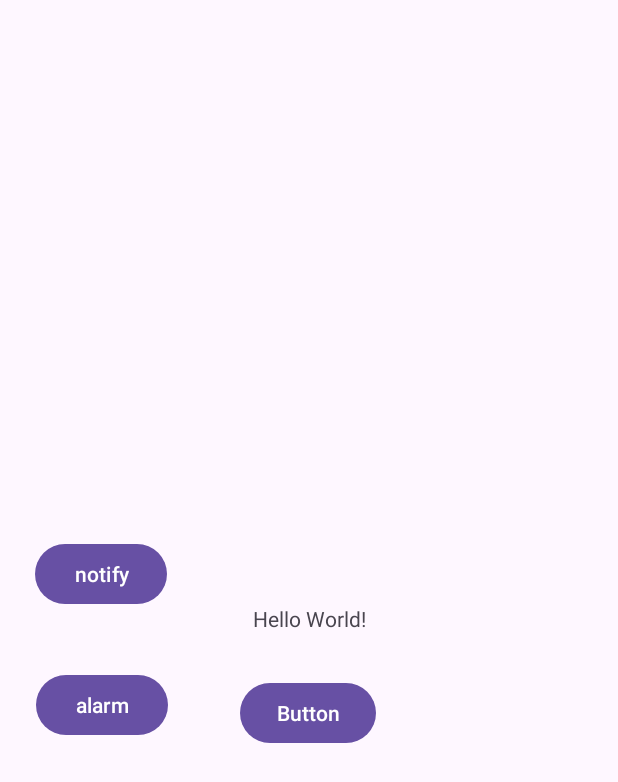
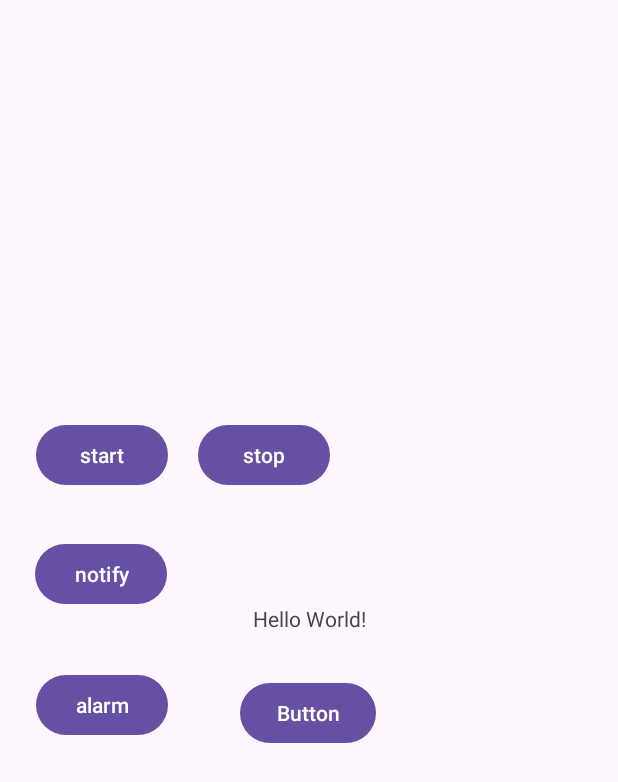
Before and after one commit to abdultanveer/paypal2, an Android app: the screen it shows after launch (MainActivity), on a phone screen of 412 x 824 dp. Shown: the top 782 px of the screen. Run offline under Robolectric (Android 15) with nearby library versions, the phone set to English and light mode, and no system bars.

Commit message:
starting -passing data to service

```diff
--- a/app/src/main/res/layout/activity_main.xml
+++ b/app/src/main/res/layout/activity_main.xml
@@ -41,13 +41,34 @@
 
     <Button
         android:id="@+id/btnNotify"
-        android:onClick="notifyUser"
         android:layout_width="wrap_content"
         android:layout_height="wrap_content"
         android:layout_marginStart="23dp"
         android:layout_marginBottom="39dp"
+        android:onClick="notifyUser"
         android:text="notify"
         app:layout_constraintBottom_toTopOf="@+id/btnAlarm"
         app:layout_constraintStart_toStartOf="parent" />
 
+    <Button
+        android:id="@+id/btnService"
+        android:onClick="startMusic"
+        android:layout_width="wrap_content"
+        android:layout_height="wrap_content"
+        android:layout_marginStart="24dp"
+        android:layout_marginBottom="31dp"
+        android:text="start"
+        app:layout_constraintBottom_toTopOf="@+id/btnNotify"
+        app:layout_constraintStart_toStartOf="parent" />
+
+    <Button
+        android:id="@+id/btnStop"
+        android:onClick="stopMusic"
+        android:layout_width="wrap_content"
+        android:layout_height="wrap_content"
+        android:layout_marginStart="20dp"
+        android:text="stop"
+        app:layout_constraintBaseline_toBaselineOf="@+id/btnService"
+        app:layout_constraintStart_toEndOf="@+id/btnService" />
+
 </androidx.constraintlayout.widget.ConstraintLayout>
```
Also changed, not shown: app/src/main/AndroidManifest.xml (+8 -3 lines), app/src/main/java/com/example/paypal/MainActivity.kt (+10 -0 lines), app/src/main/java/com/example/paypal/MusicService.kt (added, +33 -0 lines).
